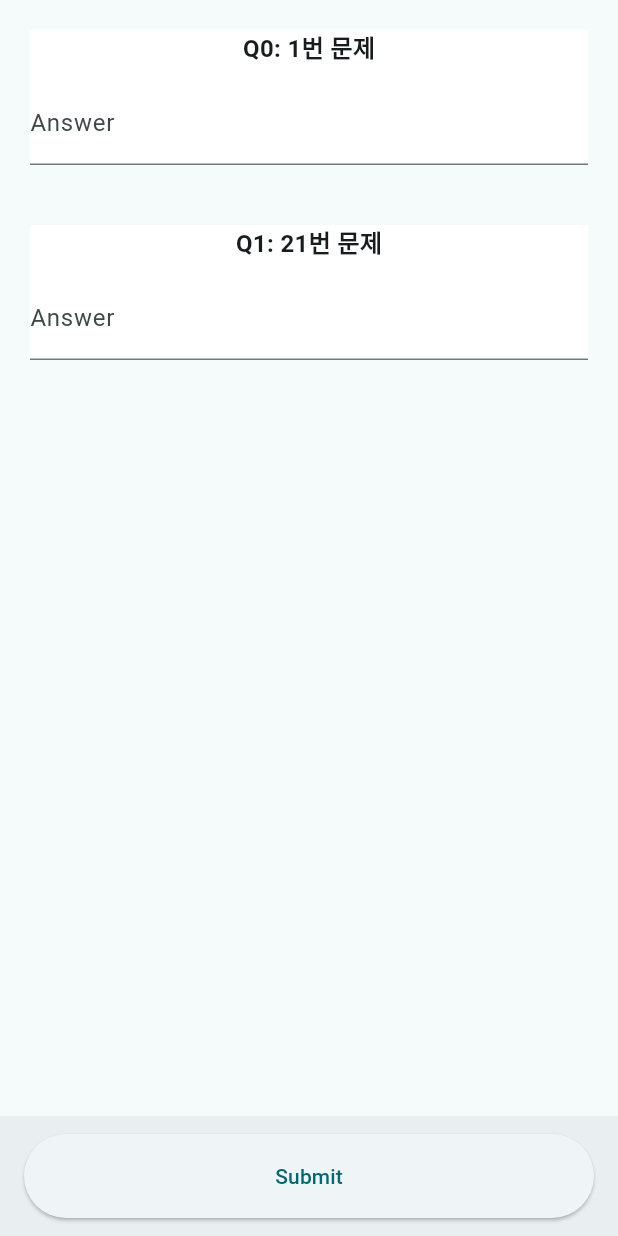
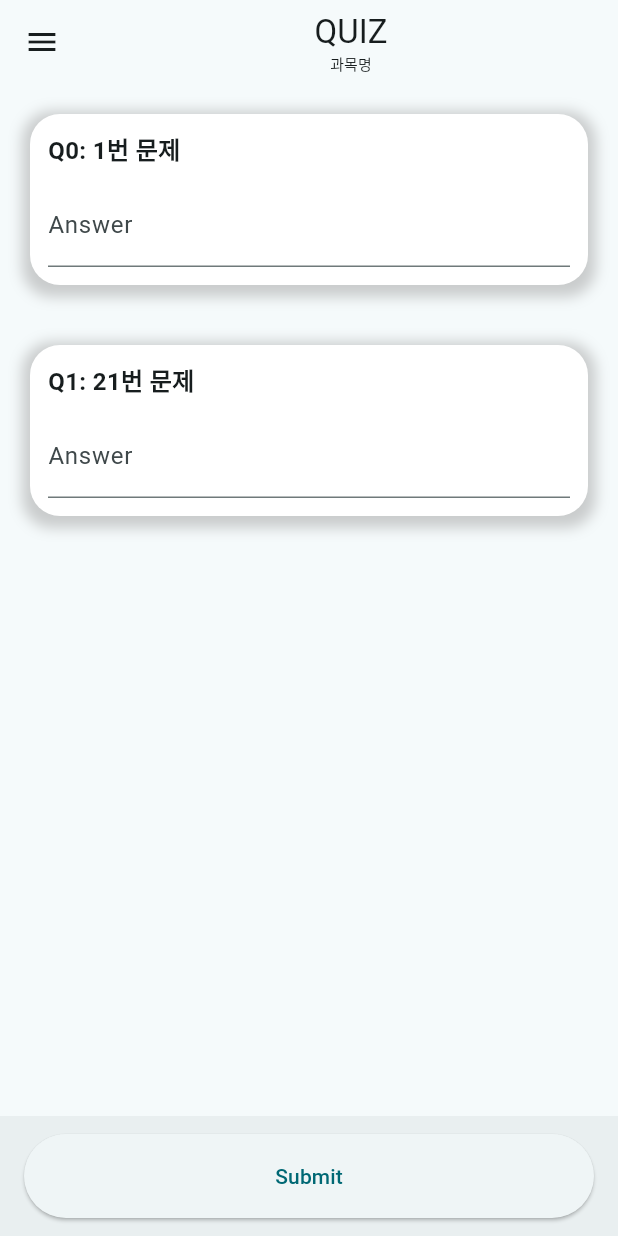
Before and after one commit to junehyeok129/23-2MobileProgramming, a Flutter app: the SolveQuiz screen opened by its route, on a phone screen of 412 x 824 dp. Run offline on Flutter 3.47's test engine with Material 3 defaults, Android fonts, the phone set to English and light mode, and no system bars; our stand-ins replace shared_preferences; accounts and stored records are empty.

Commit message:
Update solvequiz.dart

```diff
--- a/MobileProgramming/lib/solvequiz.dart
+++ b/MobileProgramming/lib/solvequiz.dart
@@ -1,4 +1,5 @@
 import 'package:flutter/material.dart';
+import 'package:loa/loadrawer.dart';
 
 
 // 조찬희 템플릿 작성, 최준혁 DB 및 통신 연결
@@ -27,6 +28,18 @@ class _SolveQuizState extends State<SolveQuiz> {
   @override
   Widget build(BuildContext context) {
     return Scaffold(
+      appBar: AppBar(
+        title: Center(
+          child: Column(
+            children: [
+              Text('QUIZ'),
+              Text('과목명',style: TextStyle(fontSize: 10),)
+            ],
+          ),
+        ),
+
+      ),
+      drawer: LoaDrawer(),
       body: ListView.builder(
         scrollDirection: Axis.vertical,
         itemCount: quizItems.length,
@@ -36,9 +49,23 @@ class _SolveQuizState extends State<SolveQuiz> {
           return Padding(
             padding: const EdgeInsets.all(20.0),
             child: Container(
+              decoration: BoxDecoration(
                 color: Colors.white,
+                borderRadius: BorderRadius.circular(20),
+                boxShadow: [
+                  BoxShadow(
+                    color: Colors.grey.withOpacity(0.5),
+                        spreadRadius:5,
+                    blurRadius: 7,
+                      offset: Offset(0,3)
+                  )
+                ]
+              ),
+
+              child: Padding(
+                padding: const EdgeInsets.all(12.0),
                 child: Column(
-                mainAxisAlignment: MainAxisAlignment.start,
+                  crossAxisAlignment: CrossAxisAlignment.start,
                   mainAxisSize: MainAxisSize.max,
                   children: [
                     Text(
@@ -58,6 +85,7 @@ class _SolveQuizState extends State<SolveQuiz> {
                       ),
                     ),
                   ],
+                ),
               ),
             ),
           );
```
Lines whose indentation alone changed are shown as unchanged.
